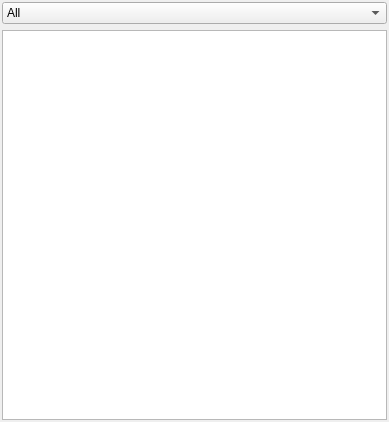
Qt form qteditor/QtEditor/entity_list.ui (nem0/LumixEngine) before a commit.
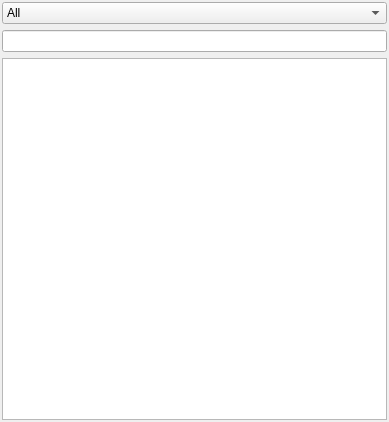
The same form after that commit.

```diff
--- a/qteditor/QtEditor/entity_list.ui
+++ b/qteditor/QtEditor/entity_list.ui
@@ -71,6 +71,9 @@
       </item>
      </widget>
     </item>
+    <item>
+     <widget class="QLineEdit" name="nameFilterEdit"/>
+    </item>
     <item>
      <widget class="QListView" name="entityList">
       <property name="modelColumn">
```
